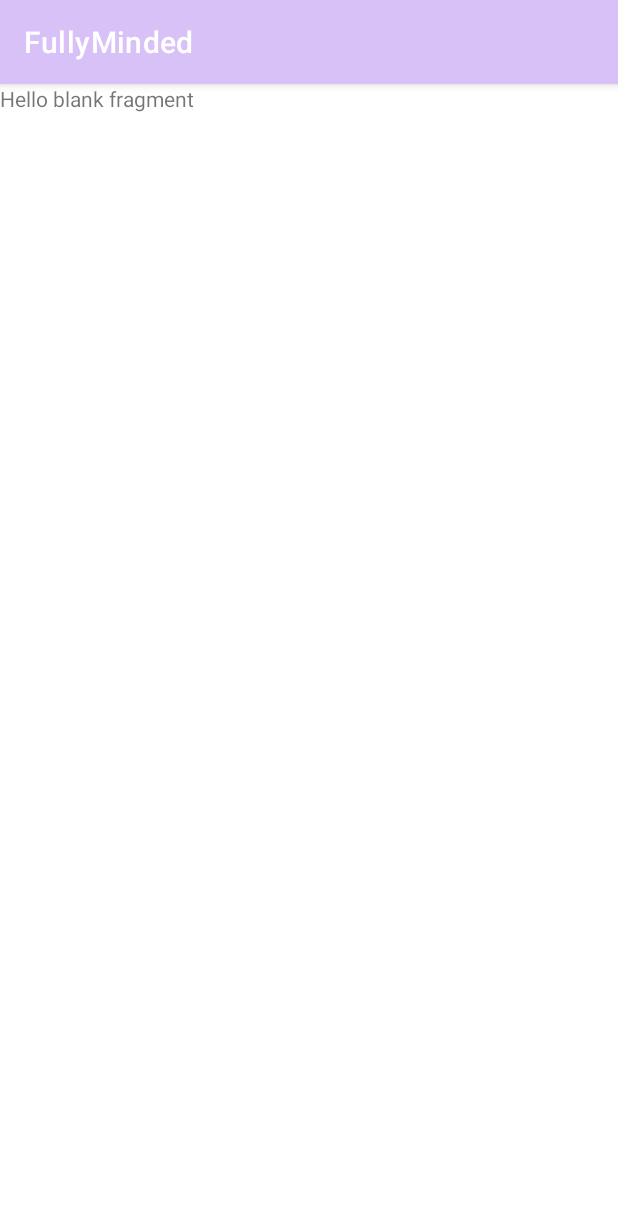
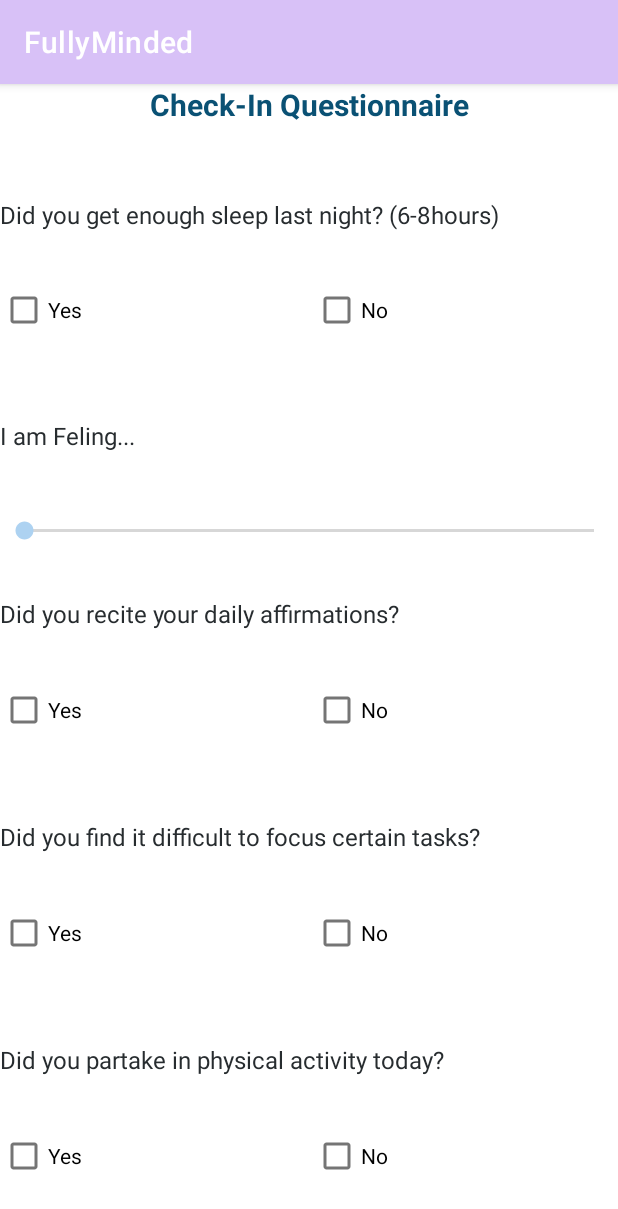
Before and after one commit to sierrariley/FullyMinded, an Android app: the fragment CheckInFragment shown on its own in the app's theme, on a phone screen of 412 x 824 dp. Shown: the top 1209 px of the screen. Run offline under Robolectric (Android 15) with nearby library versions, the phone set to English and light mode, and no system bars.

Commit message:
Check in layout done

```diff
--- a/app/src/main/res/layout/fragment_check_in.xml
+++ b/app/src/main/res/layout/fragment_check_in.xml
@@ -1,14 +1,182 @@
 <?xml version="1.0" encoding="utf-8"?>
-<FrameLayout xmlns:android="http://schemas.android.com/apk/res/android"
+<LinearLayout xmlns:android="http://schemas.android.com/apk/res/android"
+    xmlns:app="http://schemas.android.com/apk/res-auto"
     xmlns:tools="http://schemas.android.com/tools"
     android:layout_width="match_parent"
     android:layout_height="match_parent"
+    android:orientation="vertical"
     tools:context=".CheckInFragment">
 
-    <!-- TODO: Update blank fragment layout -->
     <TextView
+        android:id="@+id/checkTitle"
         android:layout_width="match_parent"
-        android:layout_height="match_parent"
-        android:text="@string/hello_blank_fragment" />
+        android:layout_height="wrap_content"
+        android:layout_weight="5"
+        android:text="Check-In Questionnaire"
+        android:textAlignment="center"
+        android:textColor="@color/taupe"
+        android:textSize="20sp"
+        android:textStyle="bold" />
 
-</FrameLayout>
+    <TextView
+        android:id="@+id/sleepQuestion"
+        android:layout_width="match_parent"
+        android:layout_height="wrap_content"
+        android:layout_weight="5"
+        android:text="Did you get enough sleep last night? (6-8hours)"
+        android:textColor="@color/blueBlack"
+        android:textSize="16sp"
+        android:layout_marginTop="20dp"
+        tools:layout_editor_absoluteX="0dp" />
+
+    <LinearLayout
+        android:layout_width="match_parent"
+        android:layout_height="wrap_content"
+        android:layout_weight="5"
+        android:orientation="horizontal">
+
+        <CheckBox
+            android:id="@+id/sleepYes"
+            android:layout_width="wrap_content"
+            android:layout_height="wrap_content"
+            android:layout_weight="2"
+            android:text="Yes"
+            tools:layout_editor_absoluteY="119dp" />
+
+        <CheckBox
+            android:id="@+id/sleepNo"
+            android:layout_width="wrap_content"
+            android:layout_height="wrap_content"
+            android:layout_weight="2"
+            android:text="No"
+            tools:layout_editor_absoluteX="105dp"
+            tools:layout_editor_absoluteY="119dp" />
+    </LinearLayout>
+
+    <TextView
+        android:id="@+id/feelQuestion"
+        android:layout_width="match_parent"
+        android:layout_height="wrap_content"
+        android:layout_weight="5"
+        android:text="I am Feling..."
+        android:layout_marginTop="20dp"
+        android:textColor="@color/blueBlack"
+        android:textSize="16sp"
+        tools:layout_editor_absoluteX="0dp" />
+
+    <SeekBar
+        android:id="@+id/feelSeekBar"
+        android:layout_width="match_parent"
+        android:layout_height="wrap_content"
+        android:layout_weight="5"
+        android:indeterminate="false"
+        android:max="10"
+        tools:layout_editor_absoluteY="227dp" />
+
+    <TextView
+        android:id="@+id/affirmQuestion"
+        android:layout_width="match_parent"
+        android:layout_height="wrap_content"
+        android:layout_weight="5"
+        android:text="Did you recite your daily affirmations?"
+        android:textColor="@color/blueBlack"
+        android:textSize="16sp"
+        android:layout_marginTop="20dp"
+        tools:layout_editor_absoluteX="0dp" />
+
+    <LinearLayout
+        android:layout_width="match_parent"
+        android:layout_height="wrap_content"
+        android:layout_weight="5"
+        android:orientation="horizontal">
+
+        <CheckBox
+            android:id="@+id/affirmYes"
+            android:layout_width="wrap_content"
+            android:layout_height="wrap_content"
+            android:layout_weight="2"
+            android:text="Yes"
+            tools:layout_editor_absoluteY="325dp" />
+
+        <CheckBox
+            android:id="@+id/affirmNo"
+            android:layout_width="wrap_content"
+            android:layout_height="wrap_content"
+            android:layout_weight="2"
+            android:text="No"
+            tools:layout_editor_absoluteX="94dp"
+            tools:layout_editor_absoluteY="325dp" />
+    </LinearLayout>
+
+    <TextView
+        android:id="@+id/focusQuestion"
+        android:layout_width="match_parent"
+        android:layout_height="wrap_content"
+        android:layout_weight="5"
+        android:text="Did you find it difficult to focus certain tasks?"
+        android:textColor="@color/blueBlack"
+        android:textSize="16sp"
+        android:layout_marginTop="20dp"
+        tools:layout_editor_absoluteX="0dp" />
+
+    <LinearLayout
+        android:layout_width="match_parent"
+        android:layout_height="wrap_content"
+        android:layout_weight="5"
+        android:orientation="horizontal">
+
+        <CheckBox
+            android:id="@+id/focusYes"
+            android:layout_width="wrap_content"
+            android:layout_height="wrap_content"
+            android:layout_weight="2"
+            android:text="Yes"
+            tools:layout_editor_absoluteY="471dp" />
+
+        <CheckBox
+            android:id="@+id/focusNo"
+            android:layout_width="wrap_content"
+            android:layout_height="wrap_content"
+            android:layout_weight="2"
+            android:text="No"
+            tools:layout_editor_absoluteX="94dp"
+            tools:layout_editor_absoluteY="471dp" />
+
+    </LinearLayout>
+
+    <TextView
+        android:id="@+id/activityQuestion"
+        android:layout_width="match_parent"
+        android:layout_height="wrap_content"
+        android:layout_weight="5"
+        android:text="Did you partake in physical activity today?"
+        android:textColor="@color/blueBlack"
+        android:textSize="16sp"
+        android:layout_marginTop="20dp"
+        tools:layout_editor_absoluteX="0dp" />
+
+    <LinearLayout
+        android:layout_width="match_parent"
+        android:layout_height="wrap_content"
+        android:layout_weight="5"
+        android:orientation="horizontal">
+
+        <CheckBox
+            android:id="@+id/activityYes"
+            android:layout_width="wrap_content"
+            android:layout_height="wrap_content"
+            android:layout_weight="2"
+            android:text="Yes"
+            tools:layout_editor_absoluteY="600dp" />
+
+        <CheckBox
+            android:id="@+id/activityNo"
+            android:layout_width="wrap_content"
+            android:layout_height="wrap_content"
+            android:layout_weight="2"
+            android:text="No"
+            tools:layout_editor_absoluteX="94dp"
+            tools:layout_editor_absoluteY="600dp" />
+    </LinearLayout>
+
+</LinearLayout>
--- a/app/src/main/res/navigation/mobile_navigation.xml
+++ b/app/src/main/res/navigation/mobile_navigation.xml
@@ -27,7 +27,7 @@
     <fragment
         android:id="@+id/nav_check"
         android:name="com.example.fullyminded.CheckInFragment"
-        android:label="fragment_check_in"
+        android:label="Daily Check-In"
         tools:layout="@layout/fragment_check_in" />
     <fragment
         android:id="@+id/nav_counselor"
```
